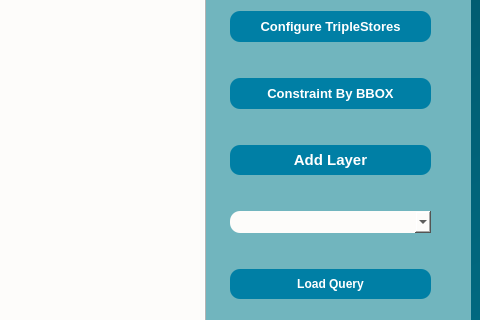
The window that dialogs/ui/sparql_unicorn_dialog_base.ui (sparqlunicorn/sparqlunicornGoesGIS) describes before a commit, drawn with Qt 5; both pictures show x 978 to 1458 and y 329 to 649 of the 1458 by 773 pixel window.
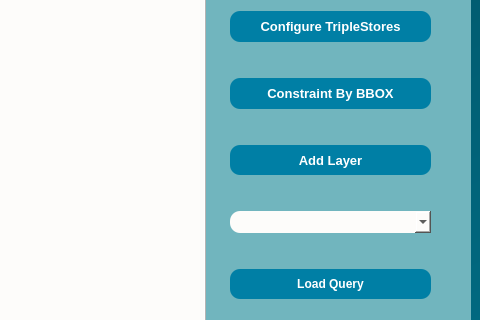
The same window after the commit.

```diff
--- a/dialogs/ui/sparql_unicorn_dialog_base.ui
+++ b/dialogs/ui/sparql_unicorn_dialog_base.ui
@@ -717,7 +717,7 @@
                </property>
                <property name="font">
                 <font>
-                 <pointsize>11</pointsize>
+                 <pointsize>10</pointsize>
                  <weight>75</weight>
                  <bold>true</bold>
                 </font>
```
